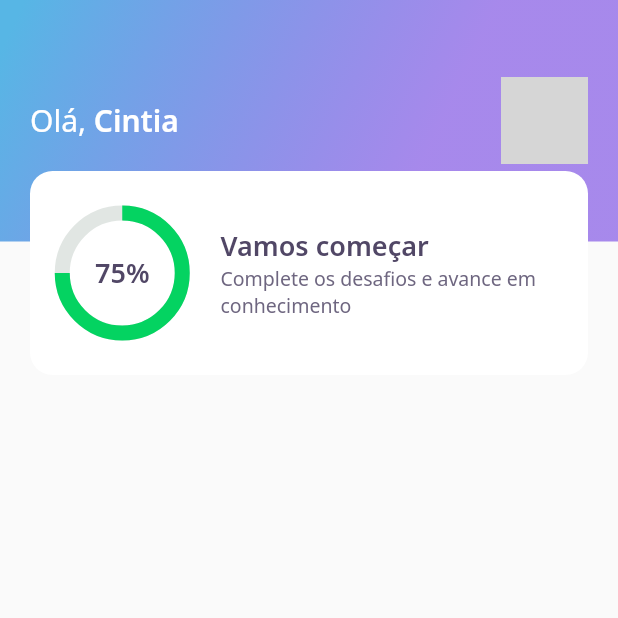
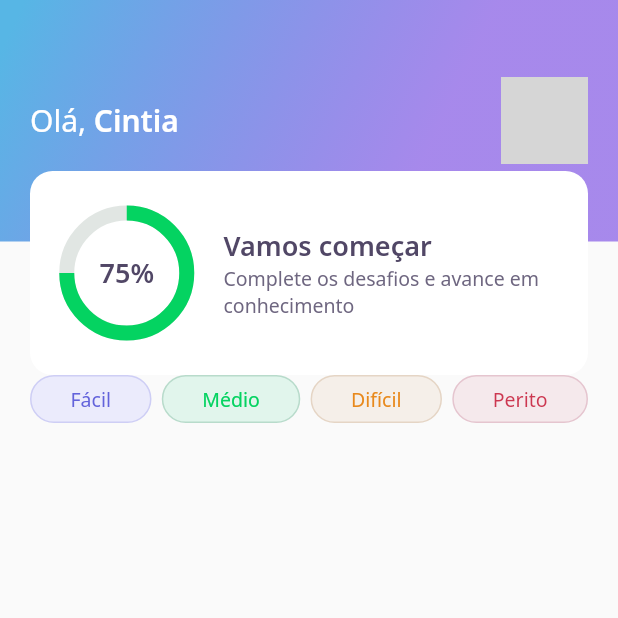
Before and after one commit to cintiafumi/devquiz, a Flutter app: the screen it shows after launch, on a phone screen of 412 x 824 dp, the top half of it. Run offline on Flutter 3.47's test engine with Material 2 defaults, Android fonts, the phone set to English and light mode, and no system bars; our stand-ins replace google_fonts; network calls fail; grey boxes are pictures that could not be loaded.

Commit message:
✨  feat: Add LevelButtonWidget

```diff
--- a/lib/home/home_page.dart
+++ b/lib/home/home_page.dart
@@ -1,4 +1,5 @@
 import 'package:devquiz/home/widgets/app_bar/app_bar_widget.dart';
+import 'package:devquiz/home/widgets/level_button/level_button_widget.dart';
 import 'package:flutter/material.dart';
 
 class HomePage extends StatefulWidget {
@@ -13,6 +14,26 @@ class _HomePageState extends State<HomePage> {
   Widget build(BuildContext context) {
     return Scaffold(
       appBar: AppBarWidget(),
+      body: Padding(
+        padding: const EdgeInsets.symmetric(horizontal: 20),
+        child: Row(
+          mainAxisAlignment: MainAxisAlignment.spaceBetween,
+          children: [
+            LevelButtonWidget(
+              label: "Fácil",
+            ),
+            LevelButtonWidget(
+              label: "Médio",
+            ),
+            LevelButtonWidget(
+              label: "Difícil",
+            ),
+            LevelButtonWidget(
+              label: "Perito",
+            ),
+          ],
+        ),
+      )
     );
   }
 }
--- /dev/null
+++ b/lib/home/widgets/level_button/level_button_widget.dart
@@ -0,0 +1,59 @@
+import 'package:devquiz/core/core.dart';
+import 'package:flutter/material.dart';
+import 'package:google_fonts/google_fonts.dart';
+
+class LevelButtonWidget extends StatelessWidget {
+  final String label;
+  LevelButtonWidget({Key? key, required this.label})
+      : assert(["Fácil", "Médio", "Difícil", "Perito"].contains(label)),
+        super(key: key);
+
+  final config = {
+    "Fácil": {
+      "color": AppColors.levelButtonFacil,
+      "borderColor": AppColors.levelButtonBorderFacil,
+      "fontColor": AppColors.levelButtonTextFacil
+    },
+    "Médio": {
+      "color": AppColors.levelButtonMedio,
+      "borderColor": AppColors.levelButtonBorderMedio,
+      "fontColor": AppColors.levelButtonTextMedio
+    },
+    "Difícil": {
+      "color": AppColors.levelButtonDificil,
+      "borderColor": AppColors.levelButtonBorderDificil,
+      "fontColor": AppColors.levelButtonTextDificil
+    },
+    "Perito": {
+      "color": AppColors.levelButtonPerito,
+      "borderColor": AppColors.levelButtonBorderPerito,
+      "fontColor": AppColors.levelButtonTextPerito
+    },
+  };
+
+  Color get color => config[label]!['color']!;
+  Color get borderColor => config[label]!['borderColor']!;
+  Color get fontColor => config[label]!['fontColor']!;
+
+  @override
+  Widget build(BuildContext context) {
+    return Container(
+      decoration: BoxDecoration(
+        color: color,
+        border: Border.fromBorderSide(
+            BorderSide(color: borderColor)),
+        borderRadius: BorderRadius.circular(28),
+      ),
+      child: Padding(
+        padding: const EdgeInsets.symmetric(horizontal: 26, vertical: 6),
+        child: Text(
+          label,
+          style: GoogleFonts.notoSans(
+            color: fontColor,
+            fontSize: 13,
+          ),
+        ),
+      ),
+    );
+  }
+}
--- a/lib/home/widgets/score_card/score_card_widget.dart
+++ b/lib/home/widgets/score_card/score_card_widget.dart
@@ -16,7 +16,7 @@ class ScoreCardWidget extends StatelessWidget {
           borderRadius: BorderRadius.circular(15)
         ),
         child: Padding(
-          padding: const EdgeInsets.symmetric(horizontal: 20),
+          padding: const EdgeInsets.symmetric(horizontal: 24),
           child: Row(
             crossAxisAlignment: CrossAxisAlignment.center,
             children: [
```
